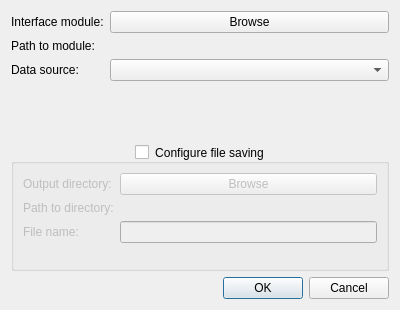
Qt form biogui/resources/data_source_config_dialog.ui (pulp-bio/biogui) before a commit.
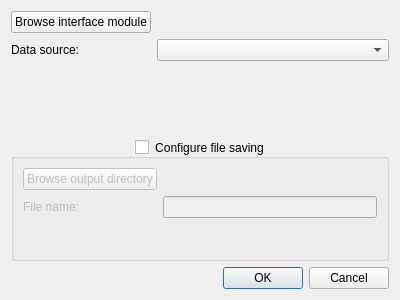
The same form after that commit.

The edit to the form file:
```diff
--- a/biogui/resources/data_source_config_dialog.ui
+++ b/biogui/resources/data_source_config_dialog.ui
@@ -7,7 +7,7 @@
     <x>0</x>
     <y>0</y>
     <width>400</width>
-    <height>310</height>
+    <height>300</height>
    </rect>
   </property>
   <property name="windowTitle">
@@ -16,51 +16,40 @@
   <layout class="QVBoxLayout" name="verticalLayout" stretch="0,0,0,0">
    <item>
     <layout class="QFormLayout" name="formLayout">
-     <property name="fieldGrowthPolicy">
-      <enum>QFormLayout::AllNonFixedFieldsGrow</enum>
-     </property>
-     <property name="formAlignment">
-      <set>Qt::AlignLeading|Qt::AlignLeft|Qt::AlignTop</set>
+     <property name="sizeConstraint">
+      <enum>QLayout::SetDefaultConstraint</enum>
      </property>
      <item row="0" column="0">
-      <widget class="QLabel" name="label1">
-       <property name="text">
-        <string>Interface module:</string>
-       </property>
-      </widget>
-     </item>
-     <item row="0" column="1">
       <widget class="QPushButton" name="browseInterfaceModuleButton">
        <property name="toolTip">
         <string>The module must contain specific fields</string>
        </property>
        <property name="text">
-        <string>Browse</string>
+        <string>Browse interface module</string>
        </property>
       </widget>
      </item>
-     <item row="1" column="0">
-      <widget class="QLabel" name="label2">
-       <property name="text">
-        <string>Path to module:</string>
-       </property>
-      </widget>
-     </item>
-     <item row="1" column="1">
+     <item row="0" column="1">
       <widget class="QLabel" name="interfaceModulePathLabel">
        <property name="text">
         <string/>
        </property>
+       <property name="wordWrap">
+        <bool>true</bool>
+       </property>
       </widget>
      </item>
-     <item row="2" column="0">
-      <widget class="QLabel" name="label3">
+     <item row="1" column="0">
+      <widget class="QLabel" name="label1">
        <property name="text">
         <string>Data source:</string>
        </property>
+       <property name="alignment">
+        <set>Qt::AlignRight|Qt::AlignTrailing|Qt::AlignVCenter</set>
+       </property>
       </widget>
      </item>
-     <item row="2" column="1">
+     <item row="1" column="1">
       <widget class="QComboBox" name="dataSourceComboBox">
        <property name="toolTip">
         <string>List of available data sources</string>
@@ -86,49 +75,35 @@
      <property name="checked">
       <bool>false</bool>
      </property>
-     <layout class="QFormLayout" name="formLayout3">
-      <property name="fieldGrowthPolicy">
-       <enum>QFormLayout::AllNonFixedFieldsGrow</enum>
-      </property>
-      <property name="formAlignment">
-       <set>Qt::AlignLeading|Qt::AlignLeft|Qt::AlignTop</set>
-      </property>
-      <item row="1" column="0">
-       <widget class="QLabel" name="label4">
-        <property name="text">
-         <string>Output directory:</string>
-        </property>
-       </widget>
-      </item>
-      <item row="1" column="1">
+     <layout class="QFormLayout" name="formLayout_2">
+      <item row="0" column="0">
        <widget class="QPushButton" name="browseOutDirButton">
         <property name="text">
-         <string>Browse</string>
+         <string>Browse output directory</string>
         </property>
        </widget>
       </item>
-      <item row="2" column="0">
-       <widget class="QLabel" name="label5">
-        <property name="text">
-         <string>Path to directory:</string>
-        </property>
-       </widget>
-      </item>
-      <item row="2" column="1">
+      <item row="0" column="1">
        <widget class="QLabel" name="outDirPathLabel">
         <property name="text">
          <string/>
         </property>
+        <property name="wordWrap">
+         <bool>true</bool>
+        </property>
        </widget>
       </item>
-      <item row="3" column="0">
-       <widget class="QLabel" name="label6">
+      <item row="1" column="0">
+       <widget class="QLabel" name="label2">
         <property name="text">
          <string>File name:</string>
         </property>
+        <property name="alignment">
+         <set>Qt::AlignRight|Qt::AlignTrailing|Qt::AlignVCenter</set>
+        </property>
        </widget>
       </item>
-      <item row="3" column="1">
+      <item row="1" column="1">
        <widget class="QLineEdit" name="fileNameTextField">
         <property name="toolTip">
          <string>A timestamp corresponding to the start of the acquisition will be appended to the signal name</string>
```
Left out of the diff: 4 changed lines with no effect on the pictures.
